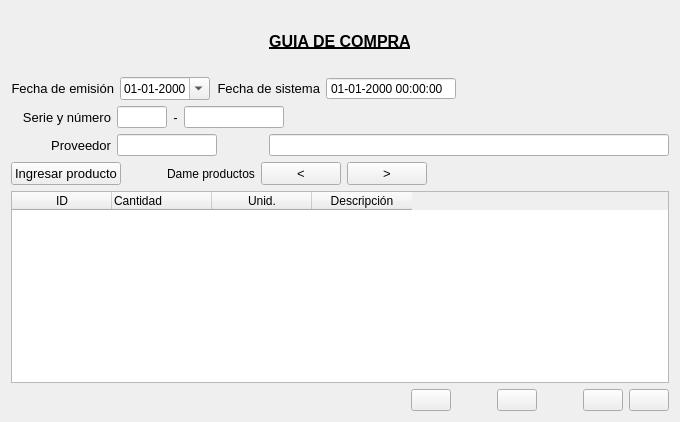
First picture: the form in Compra/compraguiarr.ui, repository radtek/manager, before the edit.
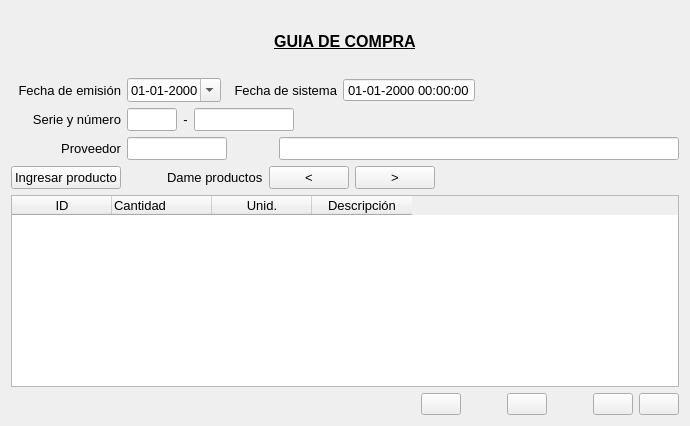
Second picture: the form after the edit. Icons and pictures are not drawn.

The edit to the form file:
```diff
--- a/Compra/compraguiarr.ui
+++ b/Compra/compraguiarr.ui
@@ -6,8 +6,8 @@
    <rect>
     <x>0</x>
     <y>0</y>
-    <width>666</width>
-    <height>422</height>
+    <width>676</width>
+    <height>426</height>
    </rect>
   </property>
   <property name="sizePolicy">
@@ -74,10 +74,16 @@
       <widget class="QLabel" name="label_fecha_emision">
        <property name="minimumSize">
         <size>
-         <width>100</width>
+         <width>110</width>
          <height>0</height>
         </size>
        </property>
+       <property name="maximumSize">
+        <size>
+         <width>110</width>
+         <height>16777215</height>
+        </size>
+       </property>
        <property name="font">
         <font>
          <pointsize>10</pointsize>
@@ -105,6 +111,11 @@
          <height>0</height>
         </size>
        </property>
+       <property name="font">
+        <font>
+         <pointsize>10</pointsize>
+        </font>
+       </property>
        <property name="displayFormat">
         <string>dd-MM-yyyy</string>
        </property>
@@ -115,6 +126,18 @@
      </item>
      <item>
       <widget class="QLabel" name="label_fecha_sistema">
+       <property name="minimumSize">
+        <size>
+         <width>110</width>
+         <height>0</height>
+        </size>
+       </property>
+       <property name="maximumSize">
+        <size>
+         <width>110</width>
+         <height>16777215</height>
+        </size>
+       </property>
        <property name="font">
         <font>
          <pointsize>10</pointsize>
@@ -142,6 +165,11 @@
          <height>0</height>
         </size>
        </property>
+       <property name="font">
+        <font>
+         <pointsize>10</pointsize>
+        </font>
+       </property>
        <property name="readOnly">
         <bool>true</bool>
        </property>
@@ -177,10 +205,16 @@
       <widget class="QLabel" name="label_serie_numero">
        <property name="minimumSize">
         <size>
-         <width>100</width>
+         <width>110</width>
          <height>0</height>
         </size>
        </property>
+       <property name="maximumSize">
+        <size>
+         <width>110</width>
+         <height>16777215</height>
+        </size>
+       </property>
        <property name="font">
         <font>
          <pointsize>10</pointsize>
@@ -208,6 +242,11 @@
          <height>16777215</height>
         </size>
        </property>
+       <property name="font">
+        <font>
+         <pointsize>10</pointsize>
+        </font>
+       </property>
       </widget>
      </item>
      <item>
@@ -245,6 +284,11 @@
          <height>16777215</height>
         </size>
        </property>
+       <property name="font">
+        <font>
+         <pointsize>10</pointsize>
+        </font>
+       </property>
       </widget>
      </item>
      <item>
@@ -268,10 +312,16 @@
       <widget class="QLabel" name="label_pro">
        <property name="minimumSize">
         <size>
-         <width>100</width>
+         <width>110</width>
          <height>0</height>
         </size>
        </property>
+       <property name="maximumSize">
+        <size>
+         <width>110</width>
+         <height>16777215</height>
+        </size>
+       </property>
        <property name="font">
         <font>
          <pointsize>10</pointsize>
@@ -302,6 +352,11 @@
          <height>16777215</height>
         </size>
        </property>
+       <property name="font">
+        <font>
+         <pointsize>10</pointsize>
+        </font>
+       </property>
        <property name="readOnly">
         <bool>false</bool>
        </property>
@@ -329,6 +384,11 @@
          <height>0</height>
         </size>
        </property>
+       <property name="font">
+        <font>
+         <pointsize>10</pointsize>
+        </font>
+       </property>
       </widget>
      </item>
     </layout>
@@ -370,6 +430,11 @@
      </item>
      <item>
       <widget class="QLabel" name="label">
+       <property name="font">
+        <font>
+         <pointsize>10</pointsize>
+        </font>
+       </property>
        <property name="text">
         <string>Dame productos</string>
        </property>
@@ -476,6 +541,11 @@
        <height>16777215</height>
       </size>
      </property>
+     <property name="font">
+      <font>
+       <pointsize>10</pointsize>
+      </font>
+     </property>
      <property name="midLineWidth">
       <number>0</number>
      </property>
```
